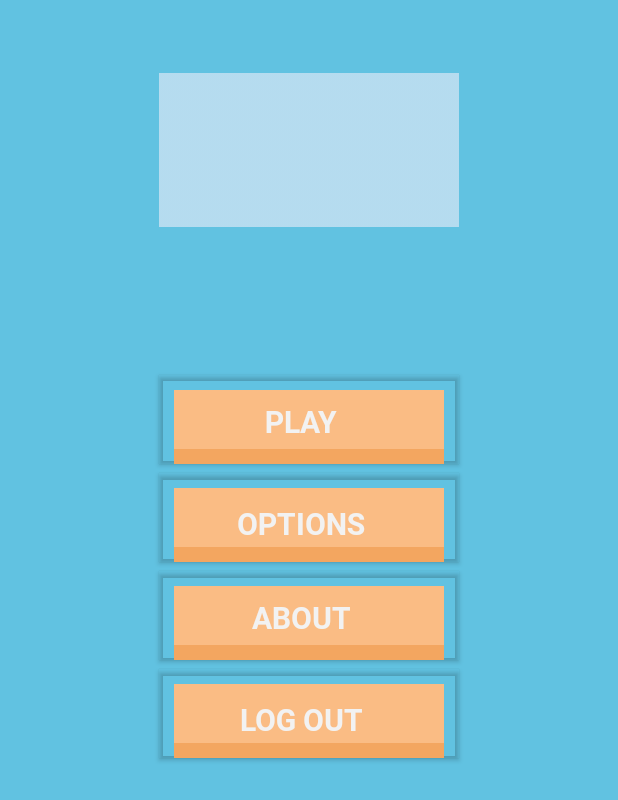
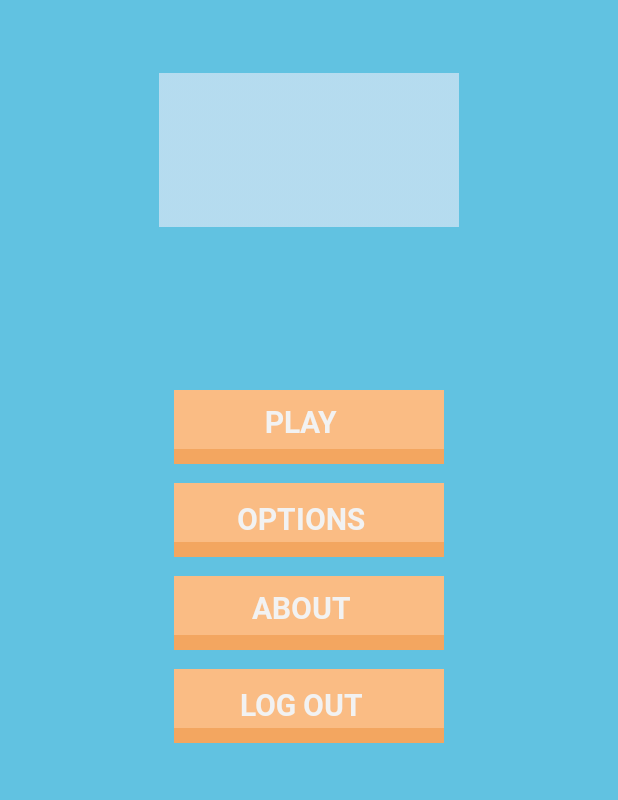
Before and after one commit to truedingo/2KP, an Android app: the MainMenuActivity screen opened directly, with no data from a screen before it, on a phone screen of 412 x 824 dp. Shown: the top 800 px of the screen. Run offline under Robolectric (Android 15) with nearby library versions, the phone set to English and light mode, and no system bars.

Commit message:
cenas do tiago

```diff
--- a/app/src/main/AndroidManifest.xml
+++ b/app/src/main/AndroidManifest.xml
@@ -22,8 +22,9 @@
                 <category android:name="android.intent.category.LAUNCHER" />
             </intent-filter>
         </activity>
-        <activity android:name=".MainMenuActivity"></activity>
-        <activity android:name=".OptionsActivity"></activity>
+        <activity android:name=".MainMenuActivity" />
+        <activity android:name=".OptionsActivity" />
+        <activity android:name=".AboutActivity"></activity>
     </application>
 
 </manifest>
--- a/app/src/main/java/com/shiftproject/a2kp/a2kp/MainMenuActivity.java
+++ b/app/src/main/java/com/shiftproject/a2kp/a2kp/MainMenuActivity.java
@@ -19,5 +19,12 @@ public class MainMenuActivity extends AppCompatActivity {
                 startActivity(new Intent(MainMenuActivity.this, OptionsActivity.class));
             }
         });
+        Button about= findViewById(R.id.aboutbutton);
+        about.setOnClickListener(new View.OnClickListener() {
+            @Override
+            public void onClick(View v) {
+                startActivity(new Intent(MainMenuActivity.this, AboutActivity.class));
+            }
+        });
     }
 }
--- a/app/src/main/java/com/shiftproject/a2kp/a2kp/OptionsActivity.java
+++ b/app/src/main/java/com/shiftproject/a2kp/a2kp/OptionsActivity.java
@@ -21,7 +21,7 @@ public class OptionsActivity extends AppCompatActivity {
     @Override
     protected void onCreate(Bundle savedInstanceState) {
         super.onCreate(savedInstanceState);
-        setContentView(R.layout.activity_login);
+        setContentView(R.layout.activity_options);
         final MediaPlayer song=MediaPlayer.create(OptionsActivity.this,R.raw.music);
         if(song!= null)
         {
@@ -36,7 +36,6 @@ public class OptionsActivity extends AppCompatActivity {
         //FirebaseUser currentUser = mAuth.getCurrentUser();
         final SwitchCompat toggle = (SwitchCompat)findViewById(R.id.switch1);
         if (toggle==null)
-            Log.d(TAG,"HEY");
         toggle.setOnCheckedChangeListener(new CompoundButton.OnCheckedChangeListener() {
             public void onCheckedChanged(CompoundButton buttonView, boolean isChecked) {
                 if (isChecked) {
--- a/app/src/main/res/layout/activity_main_menu.xml
+++ b/app/src/main/res/layout/activity_main_menu.xml
@@ -21,6 +21,7 @@
         android:layout_width="180dp"
         android:fontFamily="@font/roboto_bold"
         android:textAlignment="center"
+        android:stateListAnimator="@null"
         android:gravity="bottom"
         android:textColor="#F2F2F2"
         android:textSize="20sp"
@@ -28,7 +29,7 @@
         android:paddingBottom="15dp"
         android:layout_height="50dp"
         android:layout_marginTop="60dp"
-        android:layout_marginBottom="15dp"
+        android:layout_marginBottom="12dp"
         android:text="PLAY" />
 
     <Button
@@ -38,27 +39,28 @@
         android:layout_gravity="center"
         android:paddingBottom="15dp"
         android:layout_height="50dp"
-
+        android:stateListAnimator="@null"
         android:fontFamily="@font/roboto_bold"
         android:textAlignment="center"
         android:textColor="#F2F2F2"
         android:textSize="20sp"
-        android:layout_marginBottom="15dp"
+        android:layout_marginBottom="12dp"
         android:text="OPTIONS" />
 
     <Button
-        android:id="@+id/button4"
+        android:id="@+id/aboutbutton"
         android:background="@drawable/tag"
         android:layout_width="180dp"
         android:fontFamily="@font/roboto_bold"
         android:gravity="bottom"
+        android:stateListAnimator="@null"
         android:textAlignment="center"
         android:textColor="#F2F2F2"
         android:textSize="20sp"
         android:layout_gravity="center"
         android:paddingBottom="15dp"
         android:layout_height="50dp"
-        android:layout_marginBottom="15dp"
+        android:layout_marginBottom="12dp"
         android:text="ABOUT" />
 
     <Button
@@ -67,12 +69,13 @@
         android:fontFamily="@font/roboto_bold"
         android:textAlignment="center"
         android:textColor="#F2F2F2"
+        android:stateListAnimator="@null"
         android:textSize="20sp"
         android:layout_width="180dp"
         android:layout_gravity="center"
         android:paddingBottom="15dp"
         android:layout_height="50dp"
-        android:layout_marginBottom="15dp"
+        android:layout_marginBottom="12dp"
         android:text="LOG OUT" />
 
 </LinearLayout>
--- a/app/src/main/res/values/strings.xml
+++ b/app/src/main/res/values/strings.xml
@@ -5,6 +5,7 @@
     <string name="m_sica">Música</string>
     <string name="sound">SOUND</string>
     <string name="todo">TODO</string>
+    <string name="about">ABOUT</string>
     <string name="textview">TextView</string>
     <string name="off">OFF</string>
     <string name="on">ON</string>
```
Also changed, not shown: app/src/main/java/com/shiftproject/a2kp/a2kp/AboutActivity.java (added, +15 -0 lines), app/src/main/res/layout/activity_about.xml (added, +42 -0 lines), app/src/main/res/layout/activity_login.xml (+8 -6 lines), 3 other files.
